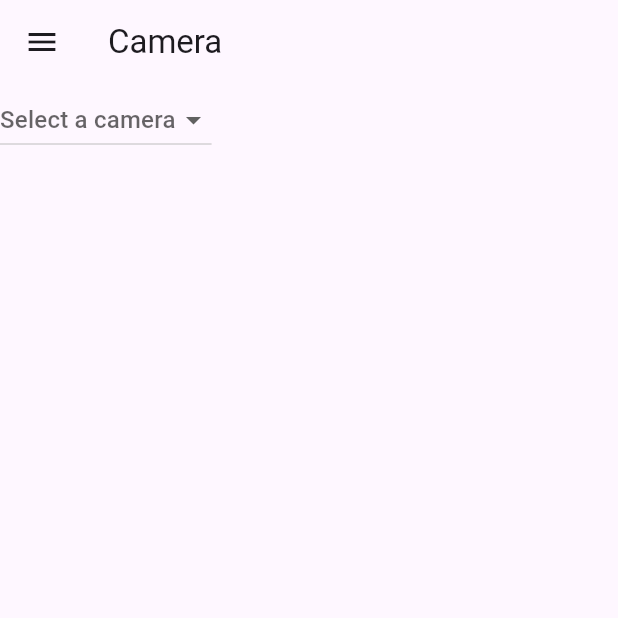
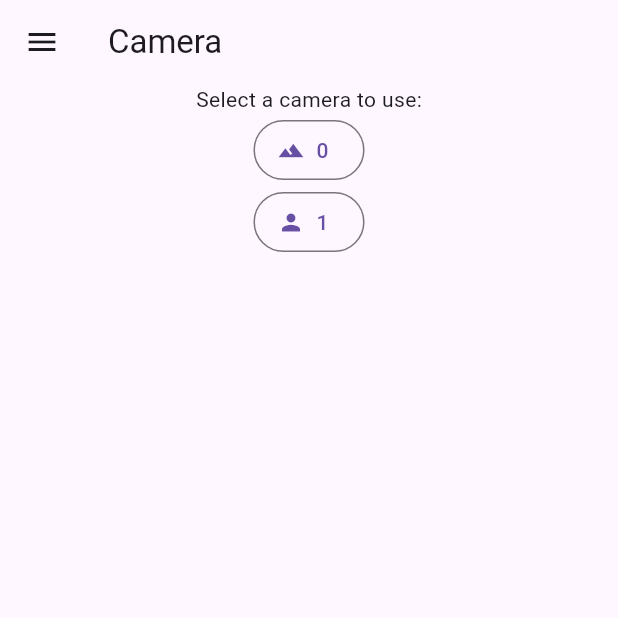
Before and after one commit to rpede/MobileProgramming24, a Flutter app: the CameraScreen screen opened directly, on a phone screen of 412 x 824 dp, the top half of it. Run offline on Flutter 3.47's test engine with Material 3 defaults, Android fonts, the phone set to English and light mode, and no system bars; our stand-ins replace camera; project files that could hold a hidden picture were left out.

Commit message:
Tweak photos app

```diff
--- a/_interactivity/photos/lib/camera_screen.dart
+++ b/_interactivity/photos/lib/camera_screen.dart
@@ -14,56 +14,47 @@ class CameraScreen extends StatefulWidget {
 }
 
 class _CameraScreenState extends State<CameraScreen> {
-  CameraDescription? camera;
-
-  Future<List<CameraDescription>> _getCameras() async {
-    WidgetsFlutterBinding.ensureInitialized();
-    final cameras = await availableCameras();
-    return cameras;
-  }
-
-  _onCameraChanged(CameraDescription? camera) {
-    setState(() {
-      this.camera = camera;
-    });
-  }
+  CameraDescription? selectedCamera;
 
   @override
   Widget build(BuildContext context) {
     return Scaffold(
-      appBar: AppBar(title: const Text('Camera')),
-      drawer: const AppDrawer(),
-      body: Column(
-        children: [
-          if (camera == null)
-            _buildCameraSelection()
-          else
-            CameraWidget(
-              camera: camera!,
-              key: ValueKey('camera-${camera!.name}'),
-            )
-        ],
-      ),
-    );
+        appBar: AppBar(title: const Text('Camera')),
+        drawer: const AppDrawer(),
+        body: switch (selectedCamera) {
+          null => _buildCameraSelection(),
+          _ => CameraWidget(
+              camera: selectedCamera!,
+              key: ValueKey('camera-${selectedCamera!.name}')),
+        });
   }
 
-  FutureBuilder<List<CameraDescription>> _buildCameraSelection() {
+  Widget _buildCameraSelection() {
     return FutureBuilder(
-      future: _getCameras(),
+      future: availableCameras(),
       builder: (context, snapshot) {
-        return DropdownButton<CameraDescription>(
-          value: camera,
-          hint: const Text('Select a camera'),
-          items: [
-            for (final e in snapshot.data ?? <CameraDescription>[])
-              DropdownMenuItem(
-                value: e,
-                child: Text('${e.lensDirection.name} ${e.name}'),
-              )
-          ],
-          onChanged: _onCameraChanged,
+        return Center(
+          child: Column(
+            children: [
+              const Text('Select a camera to use:'),
+              for (final camera in snapshot.data ?? <CameraDescription>[])
+                _buildCameraButton(camera)
+            ],
+          ),
         );
       },
     );
   }
+
+  Widget _buildCameraButton(CameraDescription camera) {
+    return OutlinedButton.icon(
+      onPressed: () => setState(() => selectedCamera = camera),
+      icon: switch (camera.lensDirection) {
+        CameraLensDirection.front => const Icon(Icons.person),
+        CameraLensDirection.back => const Icon(Icons.landscape),
+        CameraLensDirection.external => const Icon(Icons.camera_alt),
+      },
+      label: Text(camera.name),
+    );
+  }
 }
```
Also changed, not shown: _interactivity/photos/lib/camera_widget.dart (+22 -11 lines).
